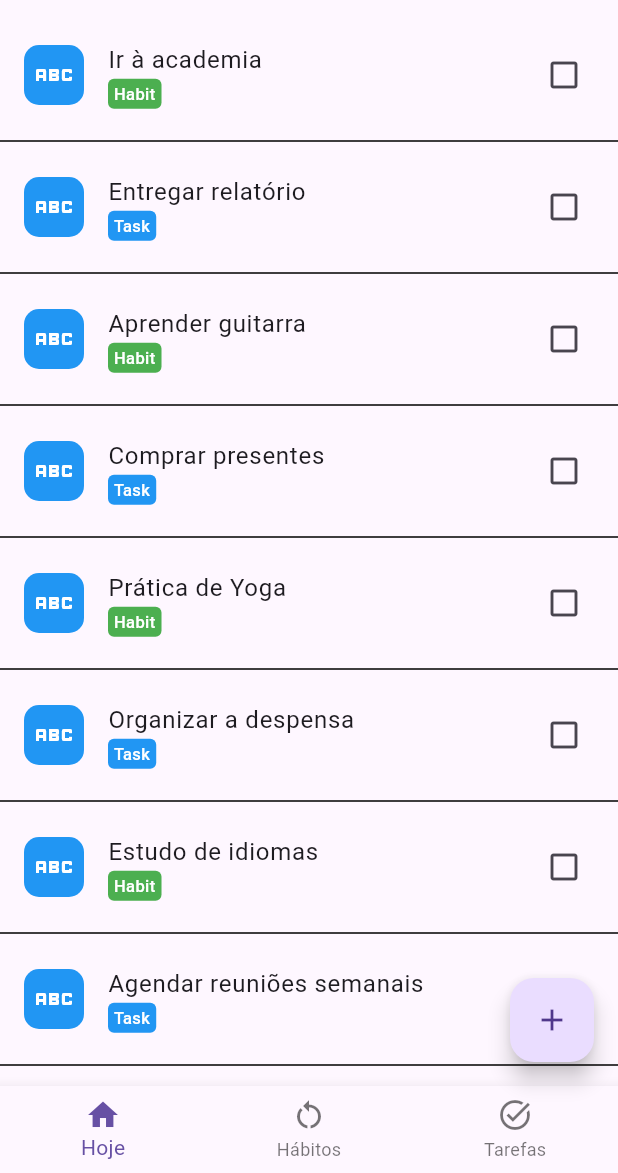
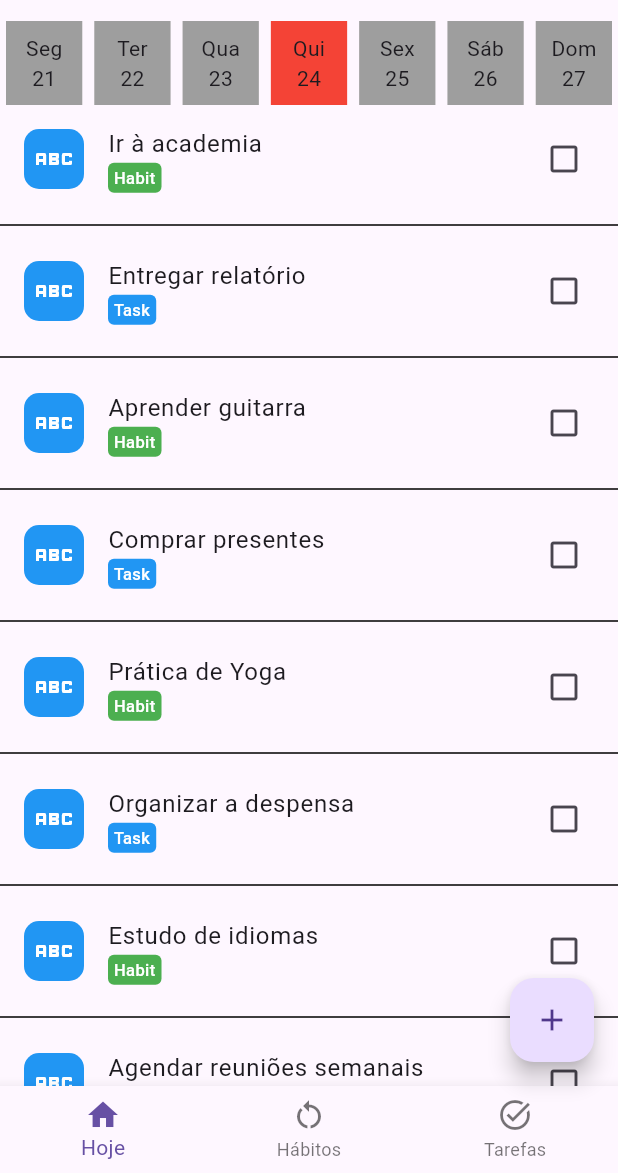
Before and after one commit to felipemarley/health_habit, a Flutter app: the MainScreen screen opened by its route, on a phone screen of 412 x 824 dp, the part 63-1236 px from its top. Run offline on Flutter 3.47's test engine with Material 3 defaults, Android fonts, the phone set to English and light mode, and no system bars.

Commit message:
add horizontal datepicker

```diff
--- a/lib/widgets/ActivitiesList.dart
+++ b/lib/widgets/ActivitiesList.dart
@@ -7,6 +7,7 @@ import 'package:health_habit/widgets/ActivityModal.dart';
 import 'package:health_habit/widgets/CategoryIconBadge.dart';
 import 'package:health_habit/constants/CategoryConstants.dart';
 import 'package:health_habit/constants/mocked_activities.dart';
+import 'package:health_habit/widgets/HorizontalDatePicker.dart';
 
 class ActivitiesList extends StatefulWidget {
   ActivitiesList({super.key});
@@ -32,6 +33,7 @@ class _ActivitiesListState extends State<ActivitiesList> {
   @override
   Widget build(BuildContext context) {
     return Column(children: [
+      HorizontalDatePicker(),
       Expanded(
           child: ListView.separated(
         itemCount: activities.length + 1,
--- /dev/null
+++ b/lib/widgets/HorizontalDatePicker.dart
@@ -0,0 +1,76 @@
+import 'package:flutter/material.dart';
+
+class HorizontalDatePicker extends StatefulWidget {
+  HorizontalDatePicker({super.key});
+
+  @override
+  State<HorizontalDatePicker> createState() => _HorizontalDatePickerState();
+}
+
+class _HorizontalDatePickerState extends State<HorizontalDatePicker> {
+  int _selectedIndex = 3;
+
+  void _onDateSelected(int index) {
+    setState(() {
+      _selectedIndex = index;
+    });
+  }
+
+  @override
+  Widget build(BuildContext context) {
+    return Row(
+      mainAxisAlignment: MainAxisAlignment.spaceAround,
+      children: List.generate(7, (index) {
+        return Expanded(
+          child: Container(
+            margin: EdgeInsets.symmetric(horizontal: 4), // Add horizontal margin
+            child: DateItem(
+              durationToAdd: index - 3,
+              selected: _selectedIndex == index,
+              onSelect: () => _onDateSelected(index),
+            ),
+          ),
+        );
+      }),
+    );
+  }
+}
+
+class DateItem extends StatefulWidget {
+  final int durationToAdd;
+  final bool selected;
+  final VoidCallback onSelect;  // Callback for tap
+
+  DateItem({super.key, required this.durationToAdd, required this.selected, required this.onSelect});
+
+  @override
+  State<DateItem> createState() => _DateItemState();
+}
+
+class _DateItemState extends State<DateItem> {
+  String getWeekdayName(DateTime dateTime) {
+    List<String> weekdays = [
+      'Seg', 'Ter', 'Qua', 'Qui', 'Sex', 'Sáb', 'Dom'
+    ];
+    return weekdays[dateTime.weekday - 1];  // weekday is 1-based index, array is 0-based
+  }
+
+  @override
+  Widget build(BuildContext context) {
+    DateTime date = DateTime.now().add(Duration(days: widget.durationToAdd));
+
+    return GestureDetector(
+      onTap: widget.onSelect,
+      child: Container(
+        color: widget.selected ? Colors.red : Colors.grey,
+        padding: EdgeInsets.all(8), // Added some padding
+        child: Column(
+          children: [
+            Text(getWeekdayName(date)),  // Pass computed date
+            Text(date.day.toString()),  // Display the day of the month
+          ],
+        ),
+      ),
+    );
+  }
+}
```
